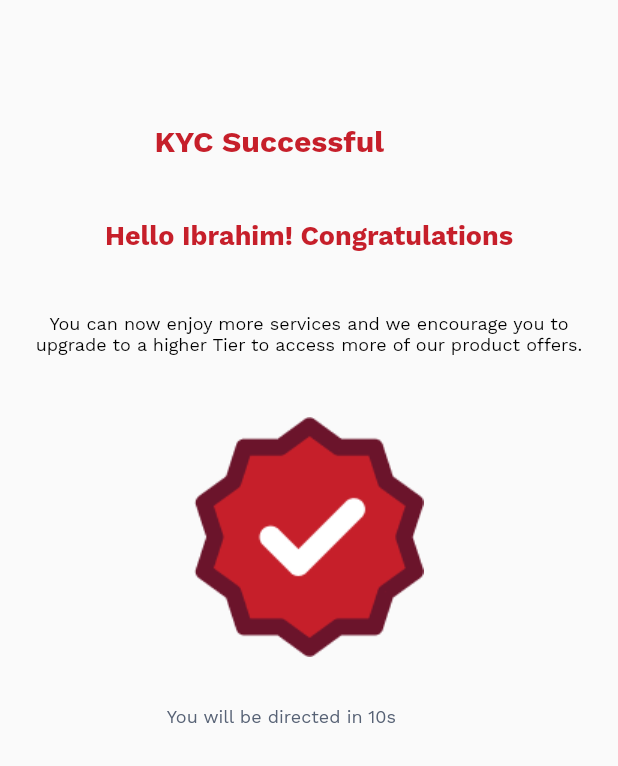
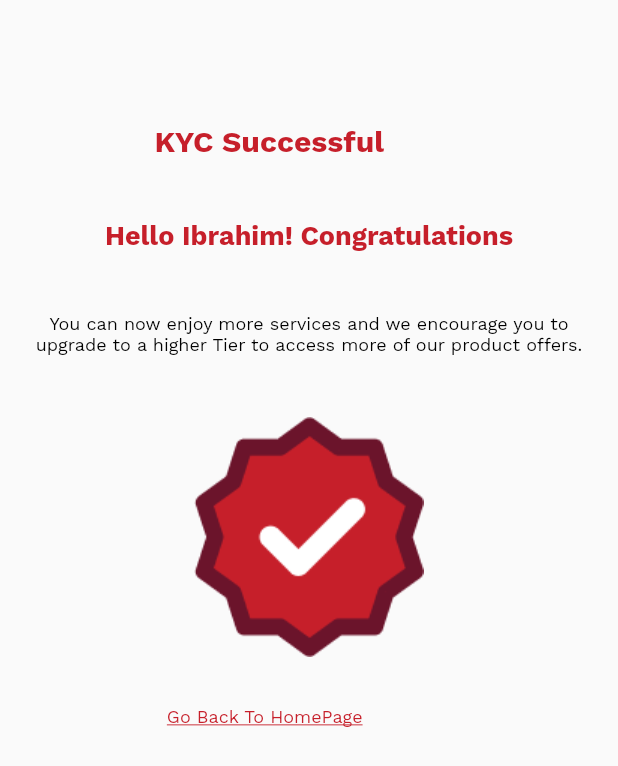
Before and after one commit to Behalal/Fagopay_mobile, a Flutter app: the kyc_success screen opened directly, on a phone screen of 412 x 824 dp. Shown: the top 766 px of the screen. Run offline on Flutter 3.47's test engine with Material 2 defaults, Android fonts, the light colour scheme and no system bars; drawn by our look-alikes of auto_size_text; our stand-ins replace dotted_decoration, equatable, flutter_native_contact_picker, flutter_progress_hud, flutter_secure_storage, flutter_svg and 7 more; missing offline and left inert: flutter_identity_kyc, numeric_keyboard; accounts and stored records are empty.

Commit message:
Succes page back to home

```diff
--- a/lib/screens/kyc/kyc_success.dart
+++ b/lib/screens/kyc/kyc_success.dart
@@ -1,5 +1,9 @@
 import 'package:auto_size_text/auto_size_text.dart';
+import 'package:fagopay/controllers/user_controller.dart';
+import 'package:fagopay/models/user_model/user.dart';
+import 'package:fagopay/screens/individual/home/dashboard_home.dart';
 import 'package:flutter/material.dart';
+import 'package:get/get.dart';
 import 'package:sizer/sizer.dart';
 
 import '../constants/colors.dart';
@@ -9,6 +13,7 @@ class kyc_success extends StatelessWidget {
 
   @override
   Widget build(BuildContext context) {
+    final _userUcontroller = Get.find<UserController>();
     return Scaffold(
       body: SingleChildScrollView(
           child: Padding(
@@ -74,13 +79,21 @@ class kyc_success extends StatelessWidget {
                 padding: EdgeInsets.only(left: 22.w),
                 child: SizedBox(
                   width: 70.w,
-                  child: const AutoSizeText(
-                    "You will be directed in 10s",
-                    style: TextStyle(
-                      fontFamily: "Work Sans",
-                      fontSize: 12,
-                      fontWeight: FontWeight.w400,
-                      color: inactiveTab,
+                  child: GestureDetector(
+                    onTap: () {
+                      Get.to(() => DashboardHome(
+                            userDetails: _userUcontroller.user!,
+                          ));
+                    },
+                    child: const AutoSizeText(
+                      "Go Back To HomePage",
+                      style: TextStyle(
+                        decoration: TextDecoration.underline,
+                        fontFamily: "Work Sans",
+                        fontSize: 12,
+                        fontWeight: FontWeight.w400,
+                        color: fagoSecondaryColor,
+                      ),
                     ),
                   ),
                 ),
```
